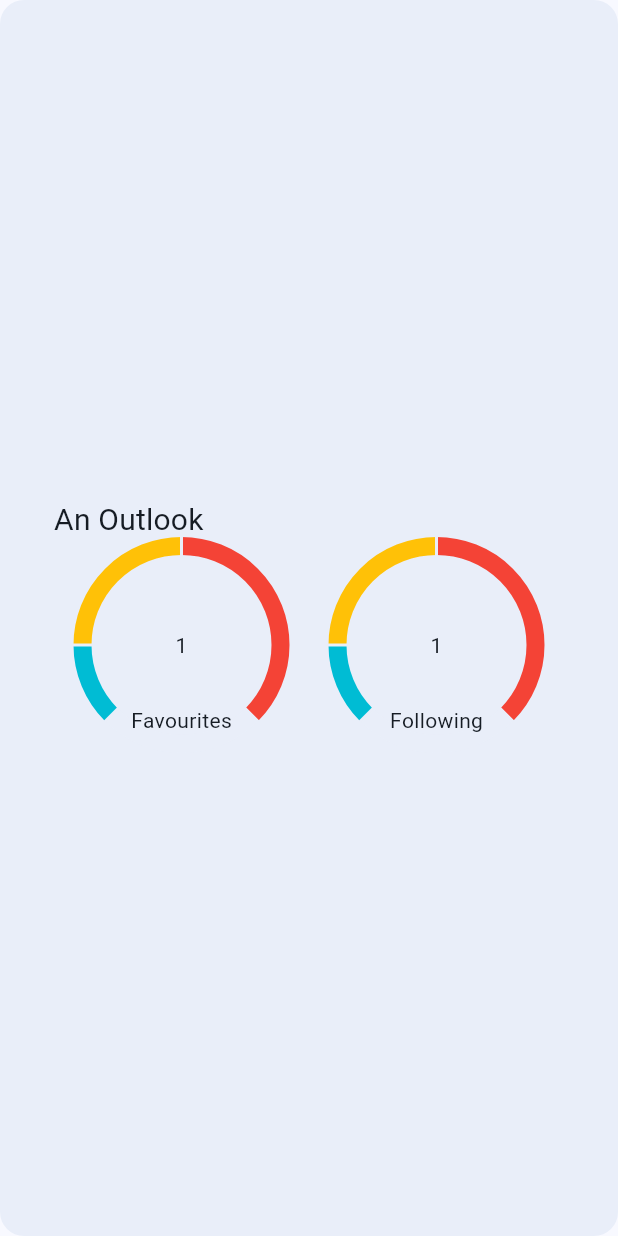
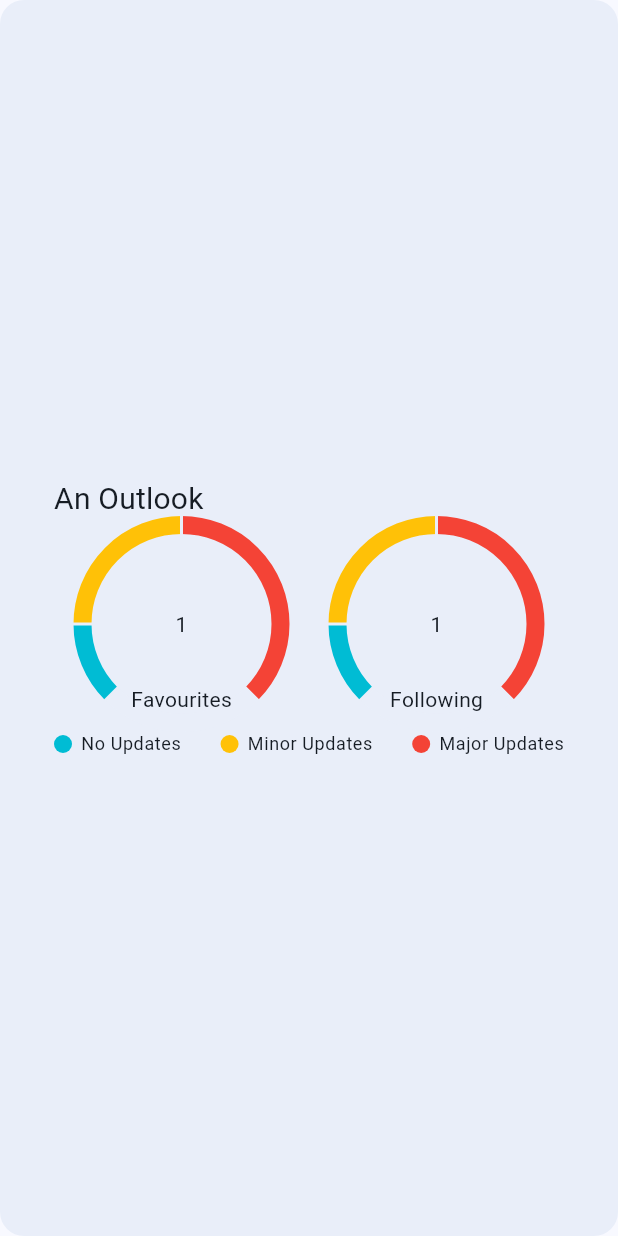
Before and after one commit to sparkdlab-innovations/project-tyrion, a Flutter app: the GameUpdatesOverviewCard widget shown alone on an empty page, opened directly, on a phone screen of 412 x 824 dp. Run offline on Flutter 3.47's test engine with Material 2 defaults, Android fonts, the phone set to English and light mode, and no system bars; drawn by our look-alikes of fl_chart; our stand-ins replace auto_route, cached_network_image, cloud_firestore, cloud_functions, connectivity_plus, dynamic_color and 16 more; missing offline and left inert: firebase_app_check, firebase_app_installations, firebase_performance; accounts and stored records are empty; generated files the repository leaves out were written again.

Commit message:
feat(app): add labels to game updates overview

```diff
--- a/app/lib/src/ui/components/game/dashboard/game_updates_overview_card.dart
+++ b/app/lib/src/ui/components/game/dashboard/game_updates_overview_card.dart
@@ -77,6 +77,77 @@ class GameUpdatesOverviewCard extends StatelessWidget {
               ),
             ],
           ),
+          SizedBox(
+            height: AppTheme.dl.sys.dimension.baseDimension * 2,
+          ),
+          Row(
+            mainAxisAlignment: MainAxisAlignment.spaceBetween,
+            children: [
+              Row(
+                mainAxisAlignment: MainAxisAlignment.center,
+                children: [
+                  Container(
+                    height: AppTheme.dl.sys.dimension.baseDimension * 2,
+                    width: AppTheme.dl.sys.dimension.baseDimension * 2,
+                    decoration: BoxDecoration(
+                      color: AppTheme.blue,
+                      borderRadius:
+                          AppTheme.dl.sys.dimension.shape.corner.circle,
+                    ),
+                  ),
+                  SizedBox(
+                    width: AppTheme.dl.sys.dimension.baseDimension,
+                  ),
+                  Text(
+                    'No Updates',
+                    style: Theme.of(context).textTheme.bodySmall,
+                  ),
+                ],
+              ),
+              Row(
+                mainAxisAlignment: MainAxisAlignment.center,
+                children: [
+                  Container(
+                    height: AppTheme.dl.sys.dimension.baseDimension * 2,
+                    width: AppTheme.dl.sys.dimension.baseDimension * 2,
+                    decoration: BoxDecoration(
+                      color: AppTheme.yellow,
+                      borderRadius:
+                          AppTheme.dl.sys.dimension.shape.corner.circle,
+                    ),
+                  ),
+                  SizedBox(
+                    width: AppTheme.dl.sys.dimension.baseDimension,
+                  ),
+                  Text(
+                    'Minor Updates',
+                    style: Theme.of(context).textTheme.bodySmall,
+                  ),
+                ],
+              ),
+              Row(
+                mainAxisAlignment: MainAxisAlignment.center,
+                children: [
+                  Container(
+                    height: AppTheme.dl.sys.dimension.baseDimension * 2,
+                    width: AppTheme.dl.sys.dimension.baseDimension * 2,
+                    decoration: BoxDecoration(
+                      color: AppTheme.red,
+                      borderRadius:
+                          AppTheme.dl.sys.dimension.shape.corner.circle,
+                    ),
+                  ),
+                  SizedBox(
+                    width: AppTheme.dl.sys.dimension.baseDimension,
+                  ),
+                  Text(
+                    'Major Updates',
+                    style: Theme.of(context).textTheme.bodySmall,
+                  ),
+                ],
+              ),
+            ],
+          ),
         ],
       ),
     );
```
